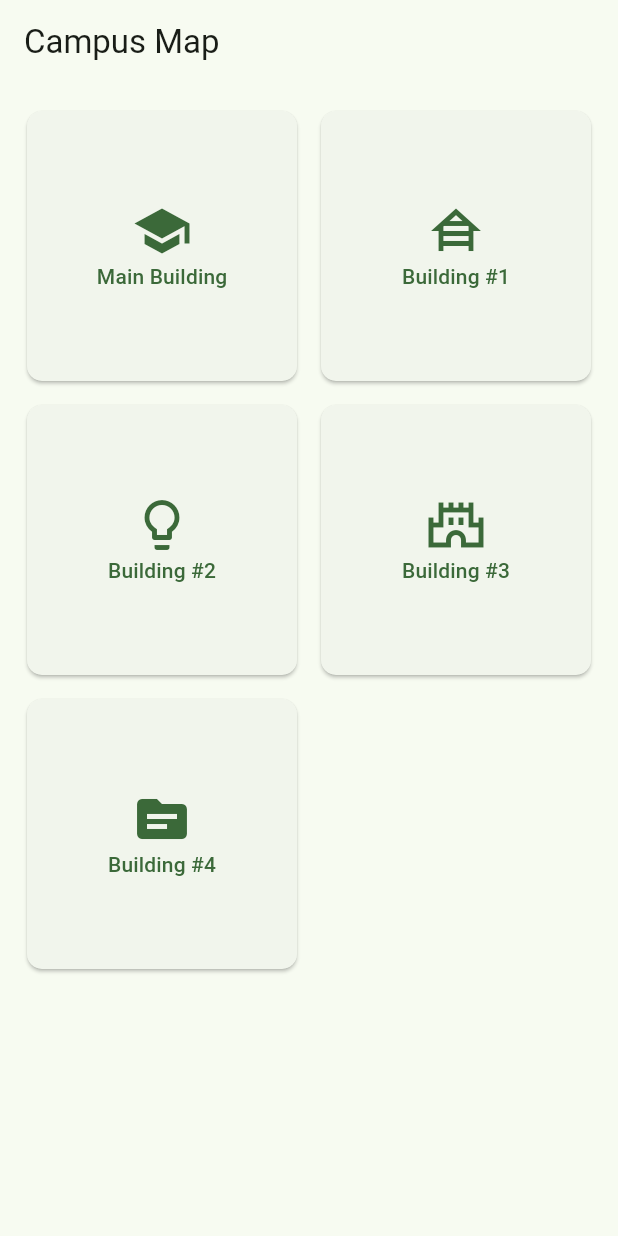
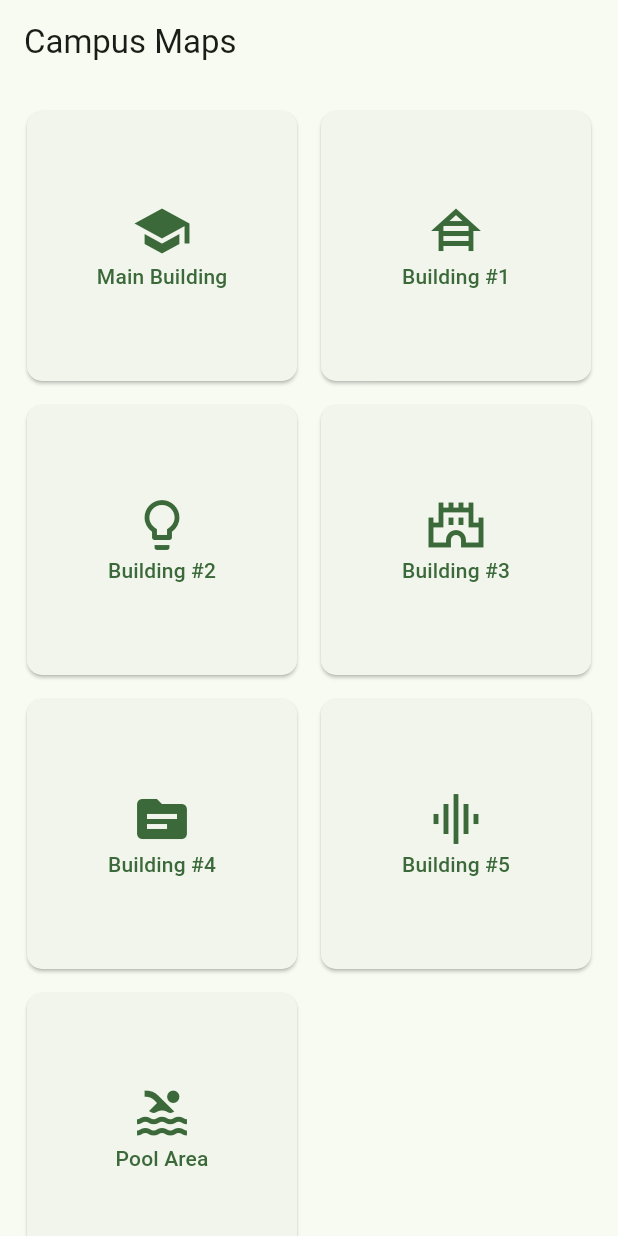
Before and after one commit to jeremejazz/campus-map-demo, a Flutter app: the screen it shows after launch, on a phone screen of 412 x 824 dp. Run offline on Flutter 3.47's test engine with Material 3 defaults, Android fonts, the light colour scheme and no system bars; missing offline and left inert: flutter_inappwebview.

```diff
--- a/lib/data/menu_items.dart
+++ b/lib/data/menu_items.dart
@@ -36,4 +36,15 @@ var menuItems = [
         'https://olivarezmaps.netlify.app/maps/maps/rosario_de_leon_bldg/1f/rosario_de_leon_bldg',
     icon: 0xe5d4,
   ),
+  MenuItem(
+    title: "Building #5",
+    url:
+        'https://olivarezmaps.netlify.app/maps/maps/saturnina_bldg/1f/saturnina',
+    icon: 0xe2e3,
+  ),
+  MenuItem(
+    title: "Pool Area",
+    url: 'https://olivarezmaps.netlify.app/maps/maps/pe_bldg/pe_bldg',
+    icon: 0xe4dc,
+  ),
 ];
--- a/lib/screens/home.dart
+++ b/lib/screens/home.dart
@@ -9,7 +9,7 @@ class Home extends StatelessWidget {
   @override
   Widget build(BuildContext context) {
     return Scaffold(
-      appBar: AppBar(title: Text("Campus Map")),
+      appBar: AppBar(title: Text("Campus Maps")),
       body: GridView.count(
         crossAxisCount: 2,
         padding: EdgeInsets.all(10),
@@ -23,7 +23,9 @@ class Home extends StatelessWidget {
                       Navigator.push(
                         context,
                         MaterialPageRoute(
-                          builder: (context) => WebMap(url: item.url),
+                          builder:
+                              (context) =>
+                                  WebMap(title: item.title, url: item.url),
                         ),
                       );
                     },
--- a/lib/screens/webmap.dart
+++ b/lib/screens/webmap.dart
@@ -3,13 +3,13 @@ import 'package:flutter_inappwebview/flutter_inappwebview.dart';
 
 class WebMap extends StatelessWidget {
   final String url;
-
-  const WebMap({super.key, required this.url});
+  final String title;
+  const WebMap({super.key, required this.title, required this.url});
 
   @override
   Widget build(BuildContext context) {
     return Scaffold(
-      appBar: AppBar(title: Text("Map")),
+      appBar: AppBar(title: Text(title)),
       body: Expanded(
         child: InAppWebView(initialUrlRequest: URLRequest(url: WebUri(url))),
       ),
```
